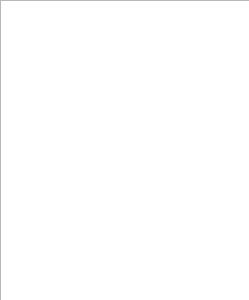
This is src/gui/listphysicalvolumesbase.ui in KDE/partitionmanager as Qt 5 draws it before an edit. The edited form follows.
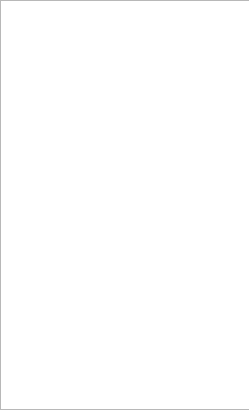
This is the edited form.

Commit message: Improving volumegroupwidgetbase layout

What changed in the file:
```diff
--- a/src/gui/listphysicalvolumesbase.ui
+++ b/src/gui/listphysicalvolumesbase.ui
@@ -7,7 +7,7 @@
     <x>0</x>
     <y>0</y>
     <width>249</width>
-    <height>300</height>
+    <height>410</height>
    </rect>
   </property>
   <widget class="QListWidget" name="m_ListPhysicalVolumes">
@@ -16,7 +16,7 @@
      <x>0</x>
      <y>0</y>
      <width>251</width>
-     <height>301</height>
+     <height>410</height>
     </rect>
    </property>
   </widget>
```
The commit also changes 1 other file.
